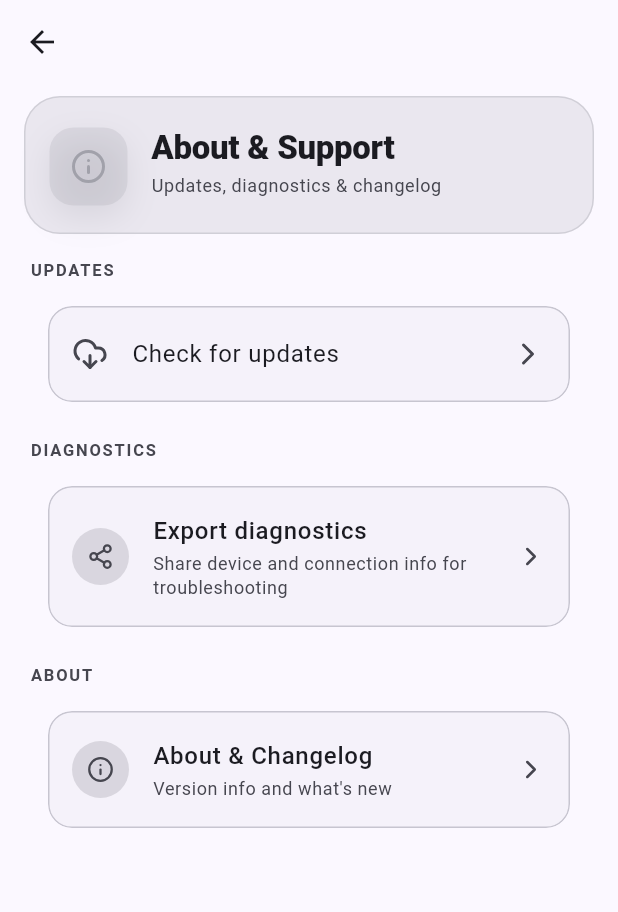
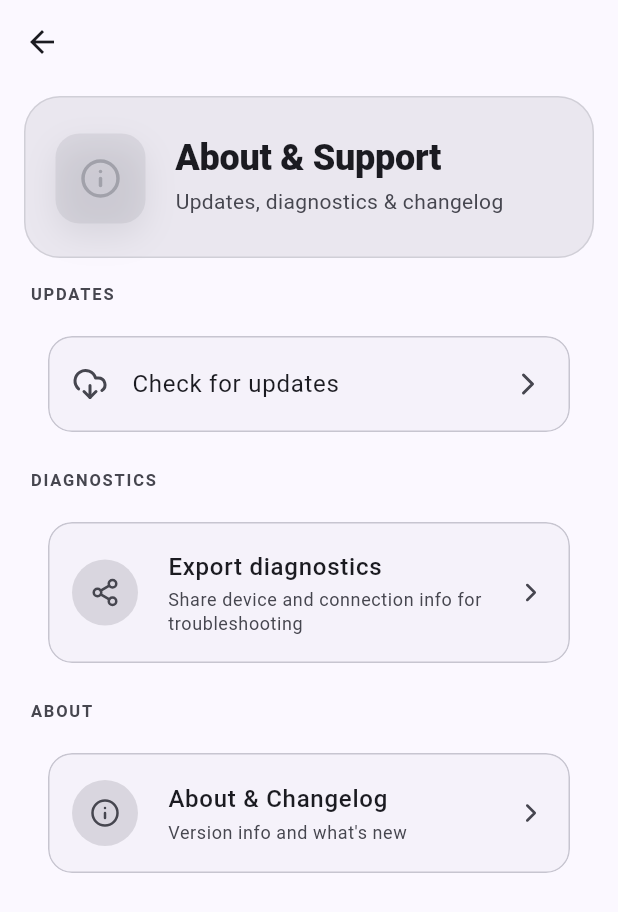
Before and after one commit to ZaidQamhieh/remote-file-explorer, a Flutter app: the AboutSupportSettingsScreen screen opened directly, on a phone screen of 412 x 824 dp. Shown: the top 912 px of the screen. Run offline on Flutter 3.47's test engine with Material 3 defaults, Android fonts, the phone set to English and light mode, and no system bars; drawn by our look-alikes of dynamic_color; our stand-ins replace battery_plus, chewie, connectivity_plus, dio, file_picker, flutter_local_notifications and 12 more; missing offline and left inert: cryptography, mobile_scanner, pdfx, photo_manager, receive_sharing_intent, workmanager; accounts and stored records are empty; network calls fail; statements that could not run were skipped.

Commit message:
fix: scale up shared Settings sub-page chrome
SettingsHero badge 52->60, icon 24->28, title titleLarge->headlineSmall,
subtitle bodySmall->bodyMedium. SettingsSection header icon 18->20,
divider indents bumped to match. SettingsTile badge 38->44, icon 18->20,
row vertical padding +4. Shared widgets, so all 5 category sub-pages
scale together.

Co-Authored-By: Claude Sonnet 5 <noreply@anthropic.com>
Claude-Session: https://claude.ai/code/session_014AR463oa75aBV25qo4tjzw

```diff
--- a/app/lib/features/settings/widgets/settings_hero.dart
+++ b/app/lib/features/settings/widgets/settings_hero.dart
@@ -26,10 +26,10 @@ class SettingsHero extends StatelessWidget {
     final scheme = Theme.of(context).colorScheme;
     return Container(
       padding: const EdgeInsets.fromLTRB(
-        Spacing.md,
         Spacing.md3,
-        Spacing.md,
-        Spacing.md3 - 2,
+        Spacing.lg,
+        Spacing.md3,
+        Spacing.lg - 2,
       ),
       decoration: BoxDecoration(
         color: scheme.surfaceContainerHigh,
@@ -40,8 +40,8 @@ class SettingsHero extends StatelessWidget {
         crossAxisAlignment: CrossAxisAlignment.start,
         children: [
           Container(
-            width: 52,
-            height: 52,
+            width: 60,
+            height: 60,
             decoration: BoxDecoration(
               color: tint.withValues(alpha: 0.22),
               borderRadius: Radii.cardR,
@@ -54,24 +54,24 @@ class SettingsHero extends StatelessWidget {
               ],
             ),
             alignment: Alignment.center,
-            child: Icon(icon, size: 24, color: tint),
+            child: Icon(icon, size: 28, color: tint),
           ),
-          const SizedBox(width: Spacing.md),
+          const SizedBox(width: Spacing.md3),
           Expanded(
             child: Column(
               crossAxisAlignment: CrossAxisAlignment.start,
               children: [
                 Text(
                   title,
-                  style: Theme.of(context).textTheme.titleLarge?.copyWith(
+                  style: Theme.of(context).textTheme.headlineSmall?.copyWith(
                     fontWeight: FontWeight.w800,
                     letterSpacing: -0.2,
                   ),
                 ),
-                const SizedBox(height: 3),
+                const SizedBox(height: 4),
                 Text(
                   subtitle,
-                  style: Theme.of(context).textTheme.bodySmall?.copyWith(
+                  style: Theme.of(context).textTheme.bodyMedium?.copyWith(
                     color: scheme.onSurfaceVariant,
                     height: 1.3,
                   ),
--- a/app/lib/features/settings/widgets/settings_section.dart
+++ b/app/lib/features/settings/widgets/settings_section.dart
@@ -38,12 +38,12 @@ class SettingsSection extends StatelessWidget {
             Spacing.xs,
             0,
             Spacing.xs,
-            Spacing.sm,
+            Spacing.md2,
           ),
           child: Row(
             children: [
               if (icon != null) ...[
-                Icon(icon, size: 18, color: scheme.primary),
+                Icon(icon, size: 20, color: scheme.primary),
                 const SizedBox(width: Spacing.sm),
                 Text(
                   title,
@@ -74,11 +74,11 @@ class SettingsSection extends StatelessWidget {
                   ? Padding(
                     padding: const EdgeInsets.symmetric(
                       horizontal: Spacing.md,
-                      vertical: Spacing.sm,
+                      vertical: Spacing.xs,
                     ),
-                    child: Column(children: _divided(children, scheme, 50)),
+                    child: Column(children: _divided(children, scheme, 56)),
                   )
-                  : Column(children: _divided(children, scheme, 56)),
+                  : Column(children: _divided(children, scheme, 62)),
         ),
       ],
     );
--- a/app/lib/features/settings/widgets/settings_tile.dart
+++ b/app/lib/features/settings/widgets/settings_tile.dart
@@ -70,20 +70,20 @@ class SettingsTile extends StatelessWidget {
     final scheme = Theme.of(context).colorScheme;
     final tint = badgeColor ?? scheme.onSurfaceVariant;
     final row = Padding(
-      padding: const EdgeInsets.symmetric(vertical: Spacing.md2 - 2),
+      padding: const EdgeInsets.symmetric(vertical: Spacing.md2 + 2),
       child: Row(
         children: [
           Container(
-            width: 38,
-            height: 38,
+            width: 44,
+            height: 44,
             decoration: BoxDecoration(
               color: tint.withValues(alpha: 0.16),
               shape: BoxShape.circle,
             ),
             alignment: Alignment.center,
-            child: Icon(icon, size: 18, color: tint),
+            child: Icon(icon, size: 20, color: tint),
           ),
-          const SizedBox(width: Spacing.md),
+          const SizedBox(width: Spacing.md3),
           Expanded(
             child: Column(
               crossAxisAlignment: CrossAxisAlignment.start,
```
